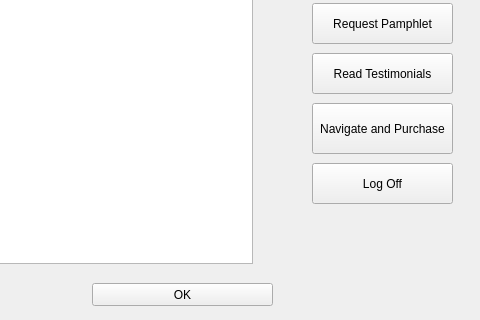
Before: the Qt Designer form form/helpoption.ui in tigerjpg/cybersecurity, drawn with Qt 5; both pictures show x 98 to 578 and y 127 to 447 of the 578 by 447 pixel window.
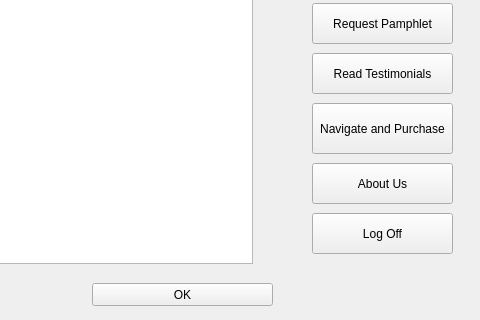
After: the same form once the commit is applied.

Commit message: Added info to the buttons

Patch:
```diff
--- a/form/helpoption.ui
+++ b/form/helpoption.ui
@@ -115,7 +115,7 @@
      <property name="geometry">
       <rect>
        <x>400</x>
-       <y>270</y>
+       <y>320</y>
        <width>141</width>
        <height>41</height>
       </rect>
@@ -124,6 +124,19 @@
       <string>Log Off</string>
      </property>
     </widget>
+    <widget class="QPushButton" name="AboutUsInstructions">
+     <property name="geometry">
+      <rect>
+       <x>400</x>
+       <y>270</y>
+       <width>141</width>
+       <height>41</height>
+      </rect>
+     </property>
+     <property name="text">
+      <string>About Us</string>
+     </property>
+    </widget>
    </widget>
    <widget class="QWidget" name="page_2"/>
   </widget>
```
Left out of the diff: 10 changed lines with no effect on the pictures. The commit also changes 3 other files.
